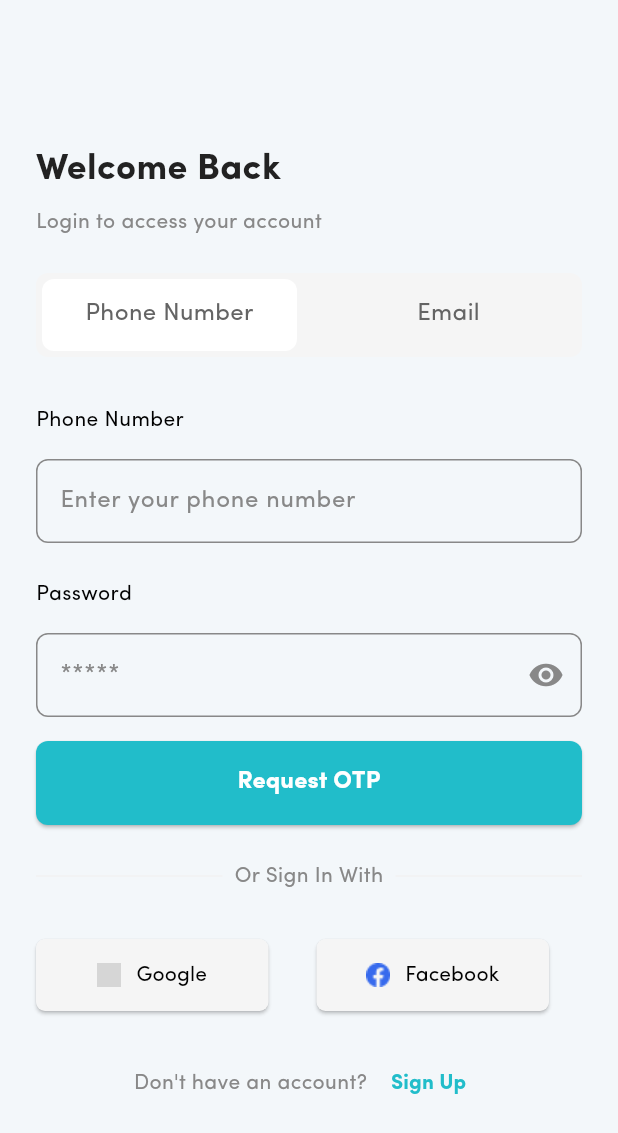
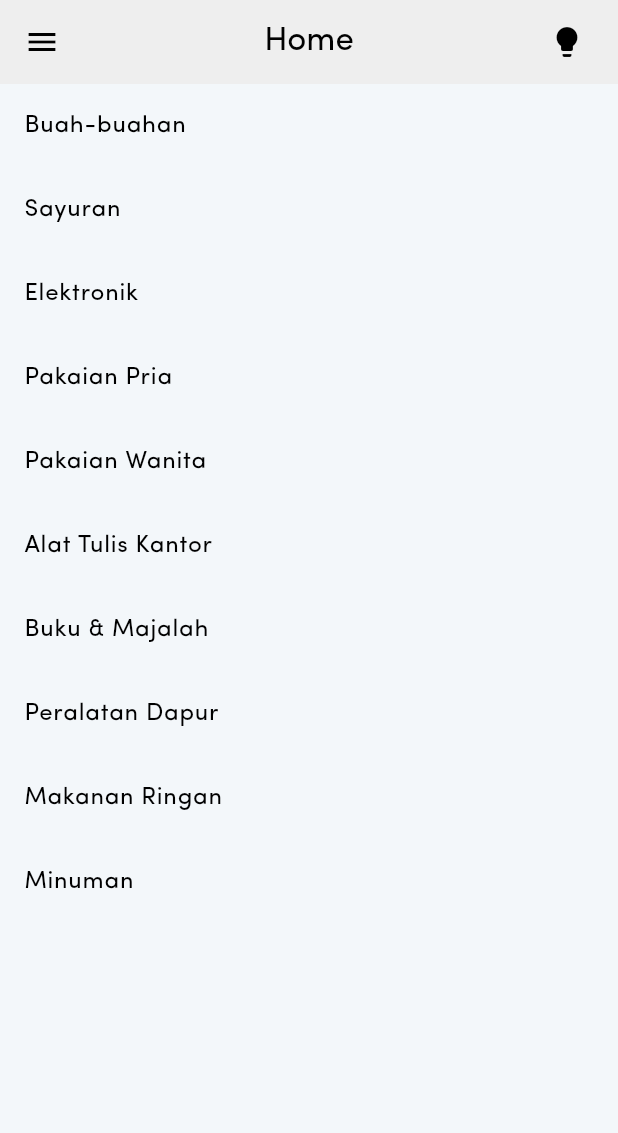
Before and after one commit to Parikesittt/mpro_ppkd, a Flutter app: the screen it shows after launch, on a phone screen of 412 x 824 dp. Shown: the top 1133 px of the screen. Run offline on Flutter 3.47's test engine with Material 3 defaults, Android fonts, the phone set to English and light mode, and no system bars; our stand-ins replace google_nav_bar, motion_tab_bar_v2; grey boxes are pictures that could not be loaded.

Commit message:
done tugas 9

```diff
--- a/lib/main.dart
+++ b/lib/main.dart
@@ -34,10 +34,10 @@ class MyApp extends StatelessWidget {
       // home: const LoginPage(),
       // theme: ThemeData(fontFamily: 'SofiaPro'),
       theme: Provider.of<ThemeProvider>(context).themeData,
-      initialRoute: '/',
+      initialRoute: '/home',
       routes: {
         '/': (context) => const LoginPage(),
-        '/home': (context) => const PageWithNavbar(),
+        '/home': (context) => const MainScreen(),
         '/user': (context) => const UserProfileWidget(),
         '/list': (context) => const TugasListWidget(),
         '/grid': (context) => const TugasGridWidget(),
--- /dev/null
+++ b/lib/tugas_9/category_list.dart
@@ -0,0 +1,32 @@
+import 'package:flutter/material.dart';
+
+class CategoryListPage extends StatefulWidget {
+  const CategoryListPage({super.key});
+
+  @override
+  State<CategoryListPage> createState() => _CategoryListPageState();
+}
+
+class _CategoryListPageState extends State<CategoryListPage> {
+  final List<String> categoryList = [
+    'Buah-buahan',
+    'Sayuran',
+    'Elektronik',
+    'Pakaian Pria',
+    'Pakaian Wanita',
+    'Alat Tulis Kantor',
+    'Buku & Majalah',
+    'Peralatan Dapur',
+    'Makanan Ringan',
+    'Minuman',
+  ];
+  @override
+  Widget build(BuildContext context) {
+    return ListView.builder(
+      itemCount: categoryList.length,
+      itemBuilder: (context, index) {
+        return ListTile(title: Text(categoryList[index]));
+      },
+    );
+  }
+}
--- /dev/null
+++ b/lib/tugas_9/category_list_with_icon.dart
@@ -0,0 +1,33 @@
+import 'package:flutter/material.dart';
+
+class CategoryListWithIcon extends StatefulWidget {
+  const CategoryListWithIcon({super.key});
+
+  @override
+  State<CategoryListWithIcon> createState() => _CategoryListWithIconState();
+}
+
+class _CategoryListWithIconState extends State<CategoryListWithIcon> {
+  final List<Map<String, dynamic>> categoryList = [
+    {'name': 'Buah-buahan', 'icon': Icons.apple},
+    {'name': 'Sayuran', 'icon': Icons.spa},
+    {'name': 'Elektronik', 'icon': Icons.devices},
+    {'name': 'Pakaian Pria', 'icon': Icons.man},
+    {'name': 'Pakaian Wanita', 'icon': Icons.woman},
+    {'name': 'Alat Tulis Kantor', 'icon': Icons.edit},
+    {'name': 'Buku & Majalah', 'icon': Icons.menu_book},
+    {'name': 'Peralatan Dapur', 'icon': Icons.kitchen},
+    {'name': 'Makanan Ringan', 'icon': Icons.fastfood},
+    {'name': 'Minuman', 'icon': Icons.local_drink},
+  ];
+  @override
+  Widget build(BuildContext context) {
+    return ListView.builder(
+      itemCount: categoryList.length,
+      itemBuilder: (context, index) {
+        final item = categoryList[index];
+        return ListTile(leading: Icon(item['icon']), title: Text(item['name']));
+      },
+    );
+  }
+}
```
Also changed, not shown: lib/constant/app_image.dart (added, +13 -0 lines), lib/home_page.dart (+71 -109 lines), lib/model/sport_model.dart (added, +13 -0 lines), lib/tugas_9/category_list_with_model.dart (added, +90 -0 lines), assets/images/basket.jpg (added), assets/images/boxing_glove.jpg (added), assets/images/dumbbell_set.webp (added), assets/images/matras_yoga.jpg (added), assets/images/raket.jpg (added), assets/images/raket_tenis.jpg (added), assets/images/running_shoes.webp (added), assets/images/sepak.png (added), assets/images/skateboard.webp (added), assets/images/skipping_rope.jpg (added).
